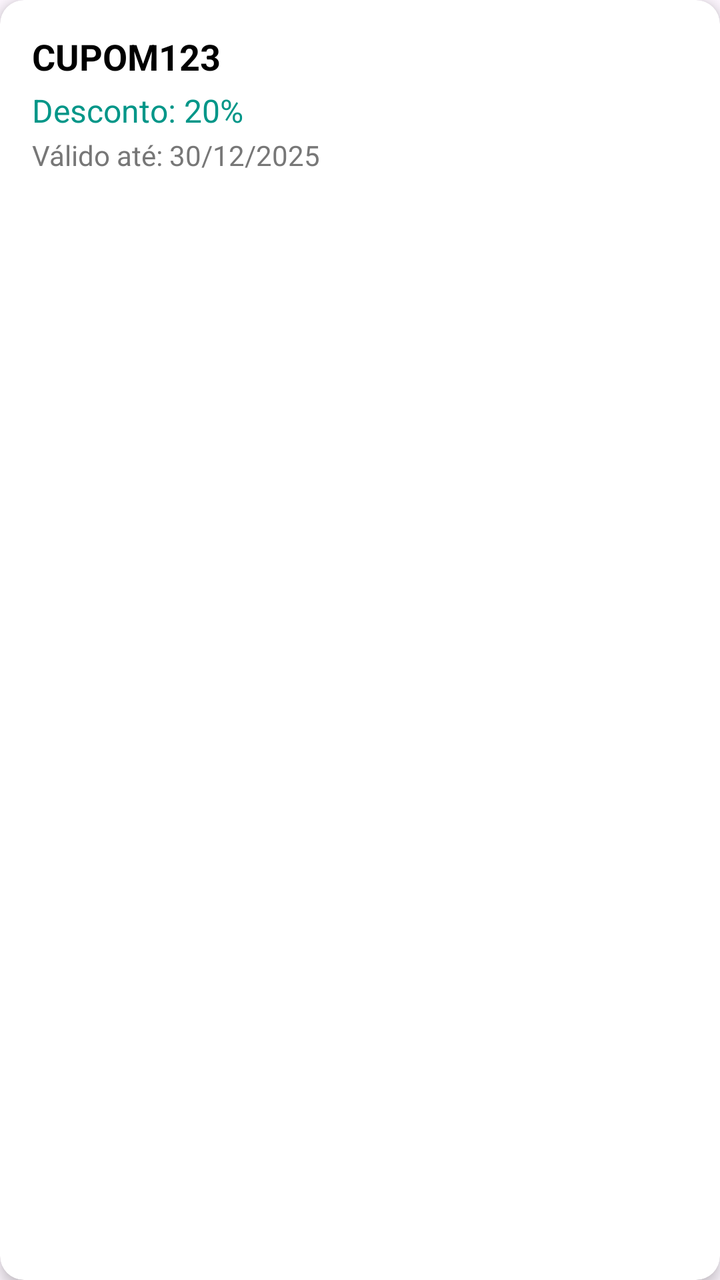
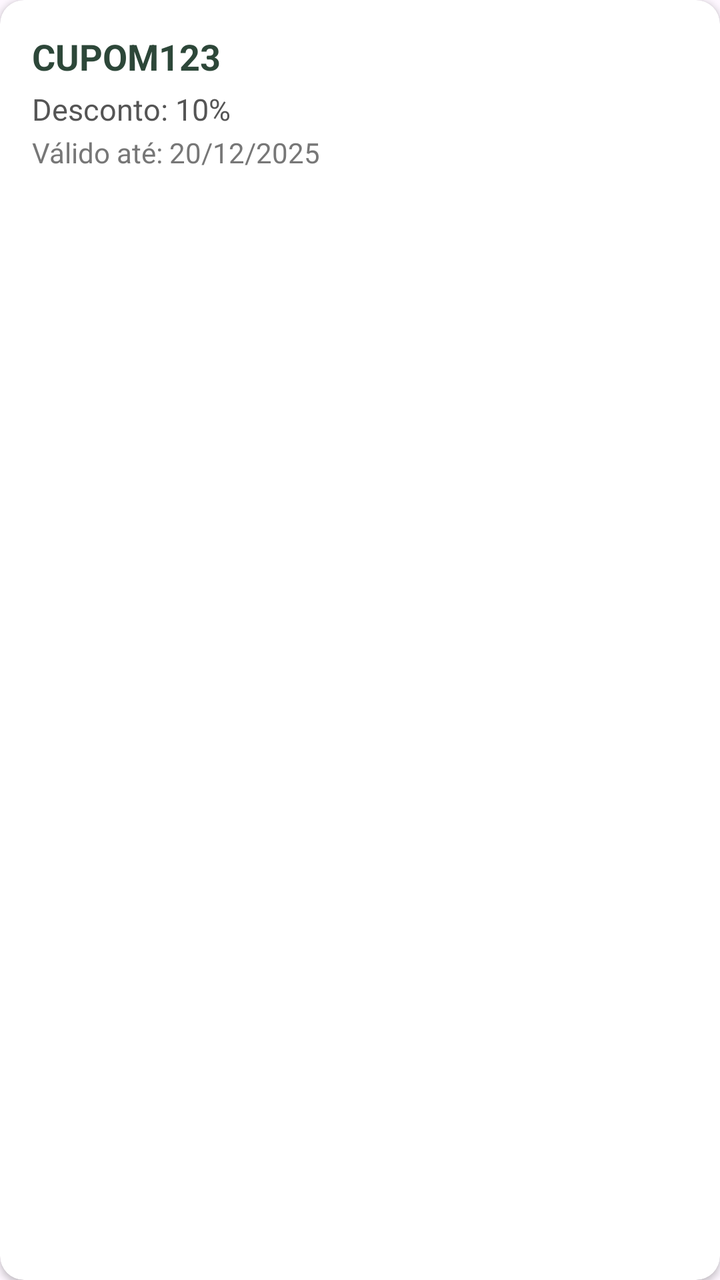

Two renders of the same Android screen: before a commit and after it. Below are the layout's source before the change and the commit's diff.
<!-- AndroidManifest.xml: application theme Theme.IFoodClone -->
<!-- res/layout/item_cupom.xml -->
<?xml version="1.0" encoding="utf-8"?>
<androidx.cardview.widget.CardView xmlns:android="http://schemas.android.com/apk/res/android"
    xmlns:card_view="http://schemas.android.com/apk/res-auto"
    android:id="@+id/cardCupom"
    android:layout_width="match_parent"
    android:layout_height="wrap_content"
    android:layout_margin="8dp"
    card_view:cardCornerRadius="12dp"
    card_view:cardElevation="4dp"
    android:backgroundTint="#FFFFFF">

    <LinearLayout
        android:orientation="vertical"
        android:padding="16dp"
        android:layout_width="match_parent"
        android:layout_height="wrap_content">

        <TextView
            android:id="@+id/tvCodigoCupom"
            android:layout_width="wrap_content"
            android:layout_height="wrap_content"
            android:text="CUPOM123"
            android:textStyle="bold"
            android:textSize="18sp"
            android:textColor="#000" />

        <TextView
            android:id="@+id/tvDescontoCupom"
            android:layout_width="wrap_content"
            android:layout_height="wrap_content"
            android:text="Desconto: 20%"
            android:textSize="16sp"
            android:textColor="#009688"
            android:paddingTop="4dp" />

        <TextView
            android:id="@+id/tvValidadeCupom"
            android:layout_width="wrap_content"
            android:layout_height="wrap_content"
            android:text="Válido até: 30/12/2025"
            android:textSize="14sp"
            android:textColor="#777"
            android:paddingTop="2dp" />
    </LinearLayout>
</androidx.cardview.widget.CardView>
<!-- resources referenced by this layout -->
<resources>
  <style name="Theme.IFoodClone" parent="Base.Theme.IFoodClone" />
  <style name="Base.Theme.IFoodClone" parent="Theme.Material3.DayNight.NoActionBar">
          
          
          <item name="android:statusBarColor">@color/colorOliveGreen</item>
          <item name="android:navigationBarColor">@color/colorCream</item>
          <item name="colorAccent">@color/colorAccent</item>
          <item name="colorPrimary">@color/colorPrimaryDark</item>
          <item name="colorPrimaryDark">@color/colorPrimaryDark</item>
      </style>
  <color name="colorOliveGreen">#264E33</color>
  <color name="colorCream">#E9DADA</color>
  <color name="colorAccent">#055109</color>
  <color name="colorPrimaryDark">#055109</color>
</resources>

<!-- the commit's change to res/layout/item_cupom.xml (unified diff, before → after) -->
@@ -1,19 +1,20 @@
 <?xml version="1.0" encoding="utf-8"?>
 <androidx.cardview.widget.CardView xmlns:android="http://schemas.android.com/apk/res/android"
-    xmlns:card_view="http://schemas.android.com/apk/res-auto"
+    xmlns:app="http://schemas.android.com/apk/res-auto"
     android:id="@+id/cardCupom"
     android:layout_width="match_parent"
     android:layout_height="wrap_content"
-    android:layout_margin="8dp"
-    card_view:cardCornerRadius="12dp"
-    card_view:cardElevation="4dp"
-    android:backgroundTint="#FFFFFF">
+    android:layout_marginVertical="8dp"
+    android:layout_marginHorizontal="4dp"
+    android:elevation="4dp"
+    app:cardCornerRadius="12dp"
+    app:cardBackgroundColor="@android:color/white">
 
     <LinearLayout
+        android:layout_width="match_parent"
+        android:layout_height="wrap_content"
         android:orientation="vertical"
-        android:padding="16dp"
-        android:layout_width="match_parent"
-        android:layout_height="wrap_content">
+        android:padding="16dp">
 
         <TextView
             android:id="@+id/tvCodigoCupom"
@@ -22,24 +23,25 @@
             android:text="CUPOM123"
             android:textStyle="bold"
             android:textSize="18sp"
-            android:textColor="#000" />
+            android:textColor="#2D4739" />
 
         <TextView
             android:id="@+id/tvDescontoCupom"
             android:layout_width="wrap_content"
             android:layout_height="wrap_content"
-            android:text="Desconto: 20%"
-            android:textSize="16sp"
-            android:textColor="#009688"
-            android:paddingTop="4dp" />
+            android:text="Desconto: 10%"
+            android:textSize="15sp"
+            android:textColor="#555"
+            android:layout_marginTop="4dp" />
 
         <TextView
             android:id="@+id/tvValidadeCupom"
             android:layout_width="wrap_content"
             android:layout_height="wrap_content"
-            android:text="Válido até: 30/12/2025"
+            android:text="Válido até: 20/12/2025"
             android:textSize="14sp"
             android:textColor="#777"
-            android:paddingTop="2dp" />
+            android:layout_marginTop="2dp" />
     </LinearLayout>
+
 </androidx.cardview.widget.CardView>
